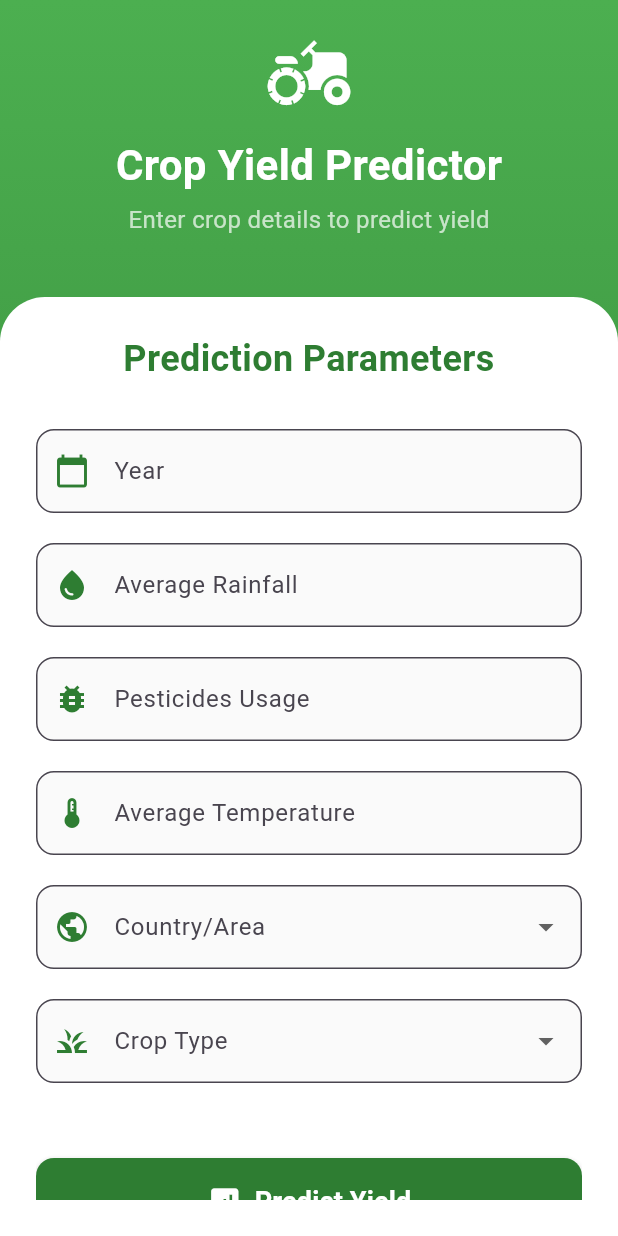
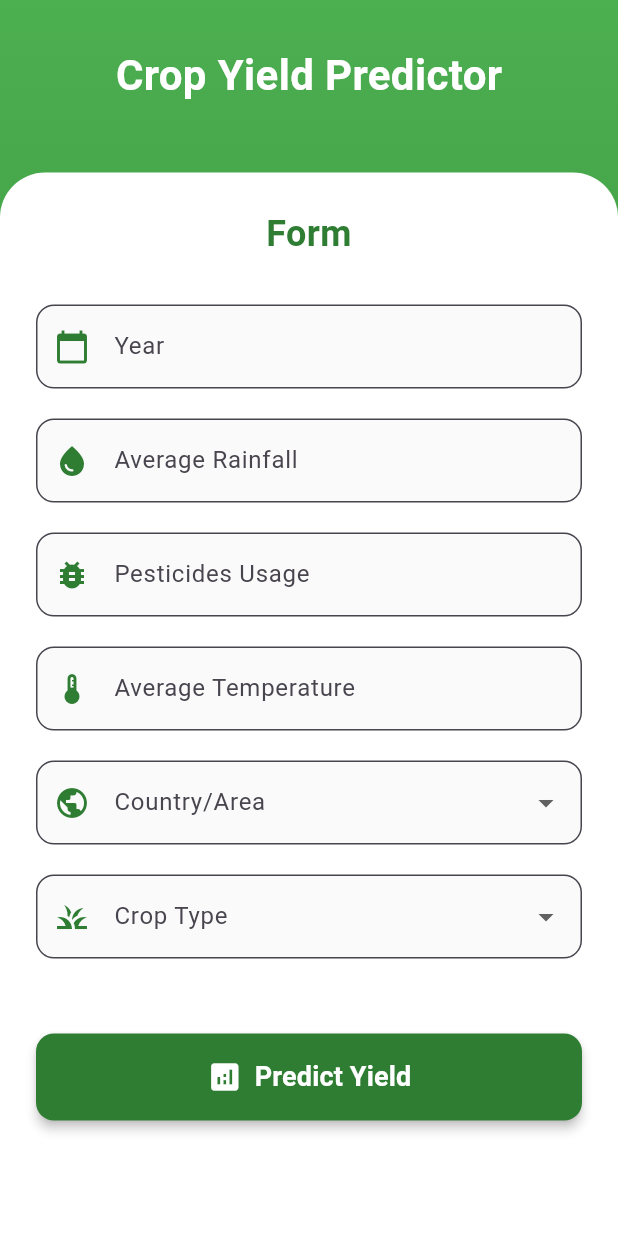
Before and after one commit to yvettegahamanyi/crop_yield_pred_model, a Flutter app: the screen it shows after launch, on a phone screen of 412 x 824 dp. Run offline on Flutter 3.47's test engine with Material 3 defaults, Android fonts, the phone set to English and light mode, and no system bars.

Commit message:
ft: last changes

```diff
--- a/crop_yield_prediction_app/lib/screen/prediction-form.dart
+++ b/crop_yield_prediction_app/lib/screen/prediction-form.dart
@@ -283,7 +283,7 @@ class _CropPredictionFormState extends State<CropPredictionForm>
                   padding: EdgeInsets.all(20),
                   child: Column(
                     children: [
-                      Icon(Icons.agriculture, size: 60, color: Colors.white),
+                      // Icon(Icons.agriculture, size: 60, color: Colors.white),
                       SizedBox(height: 10),
                       Text(
                         'Crop Yield Predictor',
@@ -294,10 +294,10 @@ class _CropPredictionFormState extends State<CropPredictionForm>
                         ),
                       ),
                       SizedBox(height: 5),
-                      Text(
-                        'Enter crop details to predict yield',
-                        style: TextStyle(fontSize: 16, color: Colors.white70),
-                      ),
+                      // Text(
+                      //   'Enter crop details to predict yield',
+                      //   style: TextStyle(fontSize: 16, color: Colors.white70),
+                      // ),
                     ],
                   ),
                 ),
@@ -321,7 +321,7 @@ class _CropPredictionFormState extends State<CropPredictionForm>
                           crossAxisAlignment: CrossAxisAlignment.stretch,
                           children: [
                             Text(
-                              'Prediction Parameters',
+                              'Form',
                               style: TextStyle(
                                 fontSize: 24,
                                 fontWeight: FontWeight.bold,
```
Also changed, not shown: 1 other file.
